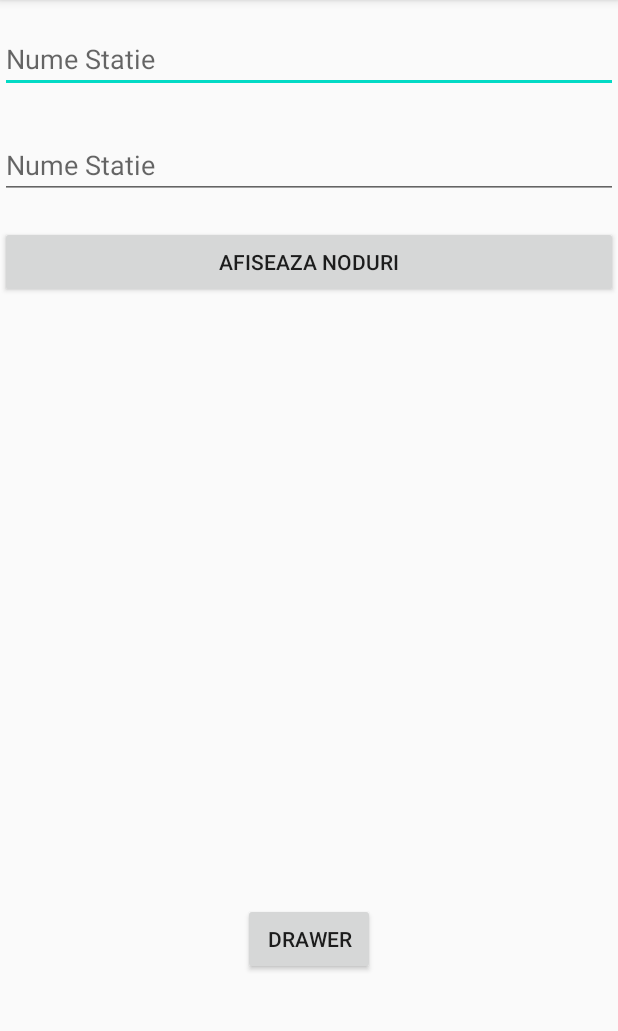
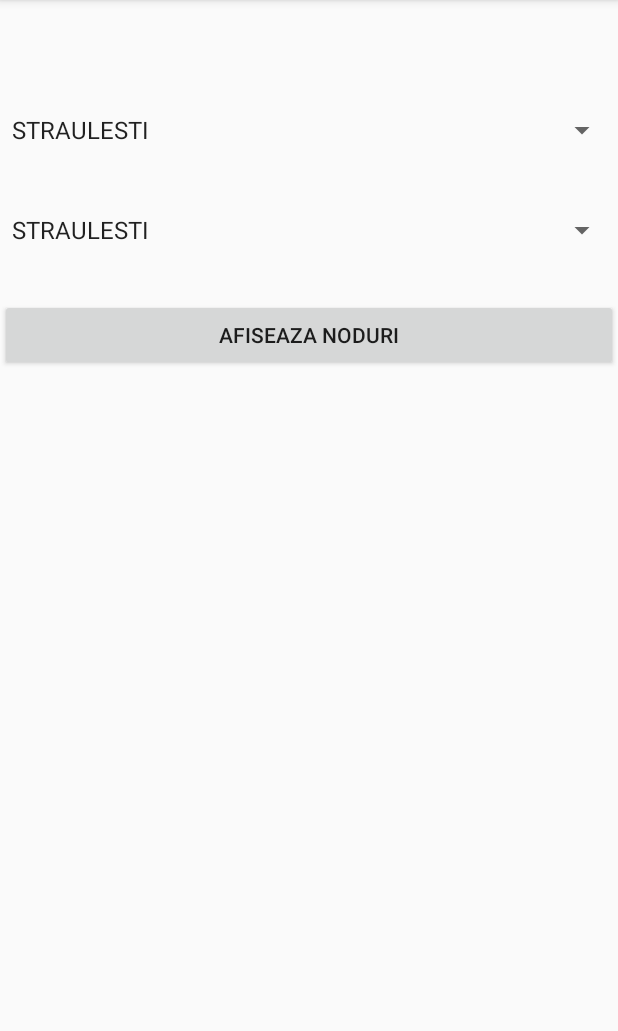
Before and after one commit to DeaconescuLucian/proiectAndroid, an Android app: the screen it shows after launch (MainActivity), on a phone screen of 412 x 824 dp, the part 84-1115 px from its top. Run offline under Robolectric (Android 15) with nearby library versions, the phone set to English and light mode, and no system bars.

Commit message:
hai noroc

```diff
--- a/app/src/main/AndroidManifest.xml
+++ b/app/src/main/AndroidManifest.xml
@@ -1,6 +1,6 @@
 <?xml version="1.0" encoding="utf-8"?>
 <manifest xmlns:android="http://schemas.android.com/apk/res/android"
-    package="com.example.proiectandroid">
+    package="com.example.proiectandroid" >
 
     <application
         android:allowBackup="true"
@@ -8,21 +8,30 @@
         android:label="@string/app_name"
         android:roundIcon="@mipmap/ic_launcher_round"
         android:supportsRtl="true"
-        android:theme="@style/AppTheme">
+        android:theme="@style/AppTheme" >
+
+        <activity
+            android:name=".HomeActivity"
+            android:label="@string/menu_home"
+            android:theme="@style/AppTheme.NoActionBar">
+        </activity>
         <activity
             android:name=".DrawerActivity"
             android:label="@string/title_activity_drawer"
-            android:theme="@style/AppTheme.NoActionBar"></activity>
+            android:theme="@style/AppTheme.NoActionBar" />
+
         <activity android:name=".AdaugareTimpiAsteptare" />
         <activity android:name=".Adaugare_legaturi_schimbari" />
         <activity android:name=".AdaugareStatie" />
-        <activity android:name=".MainActivity">
+        <activity android:name=".MainActivity" >
             <intent-filter>
                 <action android:name="android.intent.action.MAIN" />
 
                 <category android:name="android.intent.category.LAUNCHER" />
             </intent-filter>
         </activity>
+
+
     </application>
 
 </manifest>
--- a/app/src/main/java/com/example/proiectandroid/DrawerActivity.java
+++ b/app/src/main/java/com/example/proiectandroid/DrawerActivity.java
@@ -1,5 +1,6 @@
 package com.example.proiectandroid;
 
+import android.content.Intent;
 import android.os.Bundle;
 import android.view.MenuItem;
 import android.view.View;
@@ -32,9 +33,10 @@ public class DrawerActivity extends AppCompatActivity implements NavigationView.
         super.onCreate(savedInstanceState);
         setContentView(R.layout.activity_drawer);
         configNavigation();
+
     }
 
-    @Override
+@Override
     public boolean onCreateOptionsMenu(Menu menu) {
         // Inflate the menu; this adds items to the action bar if it is present.
         getMenuInflater().inflate(R.menu.drawer, menu);
@@ -72,7 +74,8 @@ public class DrawerActivity extends AppCompatActivity implements NavigationView.
         switch (menuItem.getItemId()) {
             case R.id.nav_home: {
                 //changeFragment((new HomeFragment()));
-                Toast.makeText(this, "home pressed", Toast.LENGTH_LONG).show();
+                //Toast.makeText(this, "home pressed", Toast.LENGTH_LONG).show();
+                startActivity(new Intent(DrawerActivity.this, HomeActivity.class));
                 break;
             }
             case R.id.nav_gallery: {
--- a/app/src/main/java/com/example/proiectandroid/MainActivity.java
+++ b/app/src/main/java/com/example/proiectandroid/MainActivity.java
@@ -11,6 +11,7 @@ import android.widget.ArrayAdapter;
 import android.widget.Button;
 import android.widget.EditText;
 import android.widget.ListView;
+import android.widget.Spinner;
 
 import java.util.ArrayList;
 import java.util.Collections;
@@ -27,12 +28,12 @@ public class MainActivity extends AppCompatActivity {
     ArrayList<NodGraf> graf;
     ArrayList<Legaturi> lista1;
     ListView listview;
-    EditText start;
-    EditText end;
+    Spinner spinner_start;
+    Spinner spinner_destinatie;
     TimpAsteptare ANGHELSALIGNY_PRECIZIEI,DRISTOR1_EROILOR,EROILOR2_ROMANCIERILOR,
             GARADENORD_STRAULESTI,PIPERA_BERCENI,RAULDOAMNEI_EROILOR2,REPUBLICA_DRISTOR2,REPUBLICA_PANTELIMON,VALEAIALOMITEI_EROILOR2;
     ArrayList<Ruta> rute;
-    Button btn_drawer;
+//    Button btn_drawer;
 
     @Override
     protected void onCreate(Bundle savedInstanceState) {
@@ -40,15 +41,15 @@ public class MainActivity extends AppCompatActivity {
         setContentView(R.layout.activity_main);
         btn=findViewById(R.id.buton);
         listview=findViewById(R.id.listview);
-        start=findViewById(R.id.et_statie_start);
-        end=findViewById(R.id.et_statie_end);
+        spinner_start=findViewById(R.id.spinner_statie_start);
+        spinner_destinatie=findViewById(R.id.spinner_statie_end);
         setListeners();
-        findViewById(R.id.btn_drawer).setOnClickListener(new View.OnClickListener() {
-            @Override
-            public void onClick(View v) {
-                startActivity(new Intent(MainActivity.this,DrawerActivity.class));
-            }
-        });
+//        findViewById(R.id.btn_drawer).setOnClickListener(new View.OnClickListener() {
+//            @Override
+//            public void onClick(View v) {
+//                startActivity(new Intent(MainActivity.this,DrawerActivity.class));
+//            }
+//        });
     }
 
     private Ruta Djikstra(ArrayList<NodGraf> graf,NodGraf start,String nume_nod_end)
@@ -228,9 +229,9 @@ public class MainActivity extends AppCompatActivity {
                 rute=new ArrayList<>();
                 for(NodGraf nod : graf)
                 {
-                    if(nod.getNume().equals(start.getText().toString()))
+                    if(nod.getNume().equals(spinner_start.getSelectedItem().toString()))
                     {
-                        Ruta ruta=Djikstra(graf,nod,end.getText().toString());
+                        Ruta ruta=Djikstra(graf,nod,spinner_destinatie.getSelectedItem().toString());
                         if(ruta!=null)
                             rute.add(ruta);
                     }
--- a/app/src/main/res/layout/activity_main.xml
+++ b/app/src/main/res/layout/activity_main.xml
@@ -6,29 +6,60 @@
     android:layout_height="match_parent"
     tools:context=".MainActivity">
 
-    <EditText
-        android:id="@+id/et_statie_start"
+<!--    <EditText-->
+<!--        android:id="@+id/et_statie_start"-->
+<!--        android:layout_width="match_parent"-->
+<!--        android:layout_height="wrap_content"-->
+<!--        android:hint="Nume Statie"-->
+<!--        app:layout_constraintBottom_toBottomOf="parent"-->
+<!--        app:layout_constraintHorizontal_bias="1.0"-->
+<!--        app:layout_constraintLeft_toLeftOf="parent"-->
+<!--        app:layout_constraintRight_toRightOf="parent"-->
+<!--        app:layout_constraintTop_toTopOf="parent"-->
+<!--        app:layout_constraintVertical_bias="0.023" />-->
+
+<!--    <EditText-->
+<!--        android:id="@+id/et_statie_end"-->
+<!--        android:layout_width="match_parent"-->
+<!--        android:layout_height="wrap_content"-->
+<!--        android:hint="Nume Statie"-->
+<!--        app:layout_constraintBottom_toBottomOf="parent"-->
+<!--        app:layout_constraintHorizontal_bias="1.0"-->
+<!--        app:layout_constraintLeft_toLeftOf="parent"-->
+<!--        app:layout_constraintRight_toRightOf="parent"-->
+<!--        app:layout_constraintTop_toTopOf="@id/et_statie_start"-->
+<!--        app:layout_constraintVertical_bias="0.1" />-->
+
+    <Spinner
+        android:id="@+id/spinner_statie_start"
         android:layout_width="match_parent"
         android:layout_height="wrap_content"
-        android:hint="Nume Statie"
         app:layout_constraintBottom_toBottomOf="parent"
         app:layout_constraintHorizontal_bias="1.0"
         app:layout_constraintLeft_toLeftOf="parent"
         app:layout_constraintRight_toRightOf="parent"
         app:layout_constraintTop_toTopOf="parent"
-        app:layout_constraintVertical_bias="0.023" />
+        app:layout_constraintVertical_bias="0.1"
+        android:entries="@array/statii"
+        android:prompt="@string/alege1"
+        android:spinnerMode="dropdown"
+        />
 
-    <EditText
-        android:id="@+id/et_statie_end"
+    <Spinner
+        android:id="@+id/spinner_statie_end"
         android:layout_width="match_parent"
         android:layout_height="wrap_content"
-        android:hint="Nume Statie"
         app:layout_constraintBottom_toBottomOf="parent"
         app:layout_constraintHorizontal_bias="1.0"
         app:layout_constraintLeft_toLeftOf="parent"
         app:layout_constraintRight_toRightOf="parent"
-        app:layout_constraintTop_toTopOf="@id/et_statie_start"
-        app:layout_constraintVertical_bias="0.1" />
+        app:layout_constraintTop_toTopOf="@id/spinner_statie_start"
+        app:layout_constraintVertical_bias="0.1"
+        android:entries="@array/statii"
+        android:prompt="@string/alege2"
+        android:spinnerMode="dropdown"
+        />
+
 
     <Button
         android:id="@+id/buton"
@@ -39,7 +70,7 @@
         app:layout_constraintHorizontal_bias="0.0"
         app:layout_constraintLeft_toLeftOf="parent"
         app:layout_constraintRight_toRightOf="parent"
-        app:layout_constraintTop_toTopOf="@id/et_statie_end"
+        app:layout_constraintTop_toTopOf="@id/spinner_statie_end"
         app:layout_constraintVertical_bias="0.1" />
 
     <ListView
@@ -52,15 +83,15 @@
         app:layout_constraintRight_toRightOf="parent"
         app:layout_constraintTop_toBottomOf="@id/buton" />
 
-    <Button
-        android:id="@+id/btn_drawer"
-        android:layout_width="wrap_content"
-        android:layout_height="wrap_content"
-        android:text="drawer"
-        app:layout_constraintStart_toStartOf="parent"
-        app:layout_constraintEnd_toEndOf="parent"
-        app:layout_constraintTop_toBottomOf="@id/listview"
-        app:layout_constraintBottom_toBottomOf="parent"
-        />
+<!--    <Button-->
+<!--        android:id="@+id/btn_drawer"-->
+<!--        android:layout_width="wrap_content"-->
+<!--        android:layout_height="wrap_content"-->
+<!--        android:text="drawer"-->
+<!--        app:layout_constraintStart_toStartOf="parent"-->
+<!--        app:layout_constraintEnd_toEndOf="parent"-->
+<!--        app:layout_constraintTop_toBottomOf="@id/listview"-->
+<!--        app:layout_constraintBottom_toBottomOf="parent"-->
+<!--        />-->
 
 </androidx.constraintlayout.widget.ConstraintLayout>
--- a/app/src/main/res/layout/app_bar_main.xml
+++ b/app/src/main/res/layout/app_bar_main.xml
@@ -4,12 +4,15 @@
     xmlns:tools="http://schemas.android.com/tools"
     android:layout_width="match_parent"
     android:layout_height="match_parent"
-    tools:context=".DrawerActivity">
+    tools:context=".DrawerActivity"
+    android:id="@+id/coordinator_layout">
 
     <com.google.android.material.appbar.AppBarLayout
+        android:id="@+id/app_bar_layout"
         android:layout_width="match_parent"
         android:layout_height="wrap_content"
         android:theme="@style/AppTheme.AppBarOverlay">
+
 
         <androidx.appcompat.widget.Toolbar
             android:id="@+id/toolbar"
--- a/app/src/main/res/values/strings.xml
+++ b/app/src/main/res/values/strings.xml
@@ -31,4 +31,64 @@
     <string name="menu_home">Home</string>
     <string name="menu_gallery">Gallery</string>
     <string name="menu_slideshow">Slideshow</string>
+    <string name="title_activity_home">HomeActivity</string>
+    <string name="alege1">Alegeti statia de pornire</string>
+    <string name="alege2">Alegeti destinatia</string>
+    <array name="statii">
+        <item>STRAULESTI</item>
+        <item>LAMINORULUI</item>
+        <item>BAZILESCU</item>
+        <item>JIULUI</item>
+        <item>1 MAI</item>
+        <item>GRIVITA</item>
+        <item>BASARAB</item>
+        <item>GARA DE NORD</item>
+        <item>PIPERA</item>
+        <item>AUREL VLAICU</item>
+        <item>AVIATORILOR</item>
+        <item>PIATA VICTORIEI</item>
+        <item>PIATA ROMANA</item>
+        <item>UNIVERSITATE</item>
+        <item>PIATA UNIRII</item>
+        <item>TINERETULUI</item>
+        <item>EROII REVOLUTIEI</item>
+        <item>CONSTANTIN BRANCOVEANU</item>
+        <item>PIATA SUDULUI</item>
+        <item>APARATORII PATRIEI</item>
+        <item>DIMITRIE LEONIDA</item>
+        <item>BERCENI</item>
+        <item>PRECIZIEI</item>
+        <item>PACII</item>
+        <item>GORJULUI</item>
+        <item>LUJERULUI</item>
+        <item>POLITEHNICA</item>
+        <item>EROILOR</item>
+        <item>IZVOR</item>
+        <item>TIMPURI NOI</item>
+        <item>MIHAI BRAVU</item>
+        <item>DRISTOR</item>
+        <item>NICOLAE GRIGORESCU</item>
+        <item>NICOLAE TECLU</item>
+        <item>ANGHEL SALIGNY</item>
+        <item>PANTELIMON</item>
+        <item>REPUBLICA</item>
+        <item>COSTIN GEORGIAN</item>
+        <item>TITAN</item>
+        <item>PIATA MUNCII</item>
+        <item>PIATA IANCULUI</item>
+        <item>OBOR</item>
+        <item>STEFAN CEL MARE</item>
+        <item>PETRACHE POENARU</item>
+        <item>CRANGASI</item>
+        <item>GROZAVESTI</item>
+        <item>ACADEMIA MILITARA</item>
+        <item>ORIZONT</item>
+        <item>FAVORIT</item>
+        <item>TUDOR VLADIMIRESCU</item>
+        <item>PARC DRUMUL TABEREI</item>
+        <item>ROMANCIERILOR</item>
+        <item>VALEA IALOMITEI</item>
+        <item>CONSTANTIN BRANCUSI</item>
+        <item>RAUL DOAMNEI</item>
+    </array>
 </resources>
```
